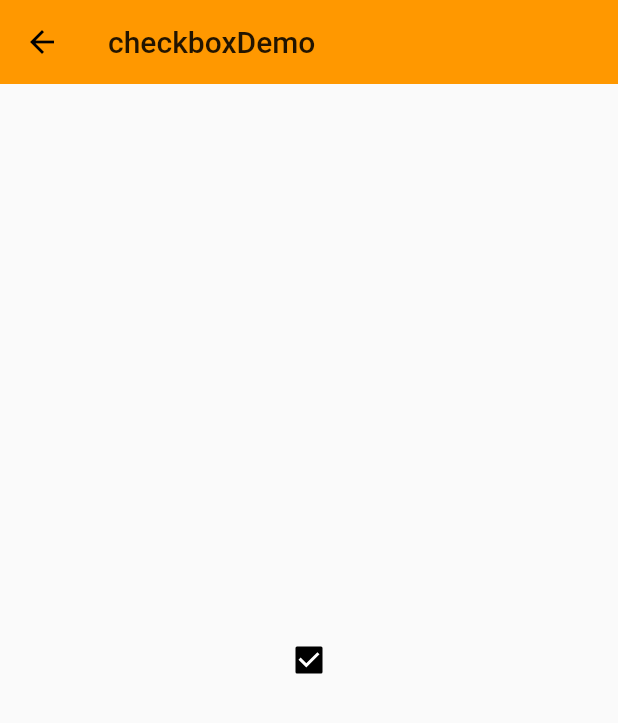
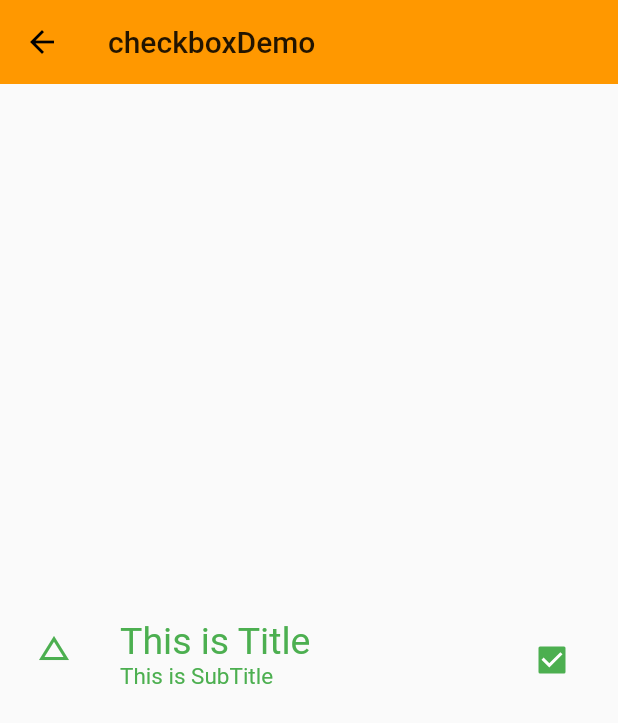
Before and after one commit to zbwbb/flutter_vedio, a Flutter app: the screen it shows after launch, after a tap on "check", on a phone screen of 412 x 824 dp. Shown: the top 723 px of the screen. Run offline on Flutter 3.47's test engine with Material 2 defaults, Android fonts, the phone set to English and light mode, and no system bars.

Commit message:
simpledialog

```diff
--- a/flutter_vedio_first/lib/demo/checkbox_demo.dart
+++ b/flutter_vedio_first/lib/demo/checkbox_demo.dart
@@ -22,20 +22,44 @@ class _CheckBoxDemoState extends State<CheckBoxDemo> {
         child: Column(
           mainAxisAlignment: MainAxisAlignment.center,
           children: <Widget>[
+            // 同时创建列表切片和复选框
+            CheckboxListTile(
+              value: _checkboxItemA,
+              onChanged: (value) {
+                // 改变状态用 setstate
+                setState(() {
+                  _checkboxItemA = value;
+                });
+              },
+              activeColor: Colors.green,
+              title: Text(
+                'This is Title',
+                style: TextStyle(fontSize: 25.0,),
+              ),
+              subtitle: Text(
+                'This is SubTitle',
+                style: TextStyle(fontSize: 15.0,),
+              ),
+              // secondary 显示在复选框 左侧的部件
+              secondary: Icon(Icons.change_history),
+              // selected 控制图标和标题是否使用选中的颜色(如果标题和图标已经设置了颜色，此行代码无用)
+              selected: _checkboxItemA,
+            ),
+
             Row(
               mainAxisAlignment: MainAxisAlignment.center,
               children: <Widget>[
                 // 复选框
-                Checkbox(
-                  value: _checkboxItemA,
-                  activeColor: Colors.black,
-                  onChanged: (istrue) {
-                    // 有状态的部件 改变状态
-                    setState(() {
-                      _checkboxItemA = istrue;
-                    });
-                  },
-                ),
+                // Checkbox(
+                //   value: _checkboxItemA,
+                //   activeColor: Colors.black,
+                //   onChanged: (istrue) {
+                //     // 有状态的部件 改变状态
+                //     setState(() {
+                //       _checkboxItemA = istrue;
+                //     });
+                //   },
+                // ),
               ],
             ),
           ],
--- a/flutter_vedio_first/lib/demo/material_components.dart
+++ b/flutter_vedio_first/lib/demo/material_components.dart
@@ -1,6 +1,9 @@
 import 'package:flutter/material.dart';
 import 'package:flutter_vedio_first/demo/form_demo.dart';
 import 'package:flutter_vedio_first/demo/checkbox_demo.dart';
+import 'package:flutter_vedio_first/demo/radio_demo.dart';
+import 'package:flutter_vedio_first/demo/switch_demo.dart';
+import 'package:flutter_vedio_first/demo/simpleDialog_demo.dart';
 
 class MaterialComponents extends StatelessWidget {
   // 定义方法 返回图片按钮部件
@@ -50,6 +53,18 @@ class MaterialComponents extends StatelessWidget {
           ListItem(
             title: 'check',
             page: CheckBoxDemo(),
+          ),
+          ListItem(
+            title: 'radio',
+            page: RadioDemo(),
+          ),
+          ListItem(
+            title: 'switch',
+            page: SwitchDemo(),
+          ),
+          ListItem(
+            title: 'simpledialog',
+            page: SimpleDialogDemo(),
           ),
         ],
       ),
--- a/flutter_vedio_first/lib/main.dart
+++ b/flutter_vedio_first/lib/main.dart
@@ -9,6 +9,7 @@ import 'package:flutter_vedio_first/demo/sliver_demo.dart';
 import 'package:flutter_vedio_first/demo/navigatior_demo.dart';
 import 'package:flutter_vedio_first/demo/form_demo.dart';
 import 'package:flutter_vedio_first/demo/material_components.dart';
+
 
 
 
```
Also changed, not shown: flutter_vedio_first/lib/demo/radio_demo.dart (added, +83 -0 lines), flutter_vedio_first/lib/demo/simpleDialog_demo.dart (added, +90 -0 lines), flutter_vedio_first/lib/demo/switch_demo.dart (added, +73 -0 lines).
